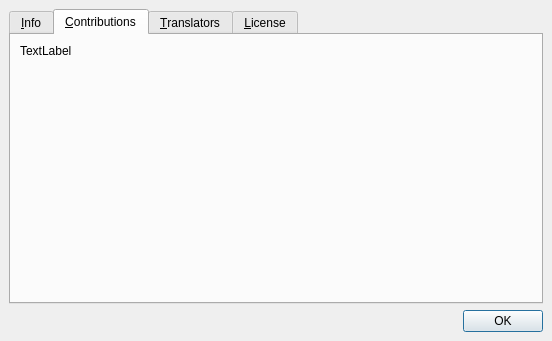
This is src/about.ui in wilbert2000/wzplayer as Qt 5 draws it before an edit. The edited form follows.
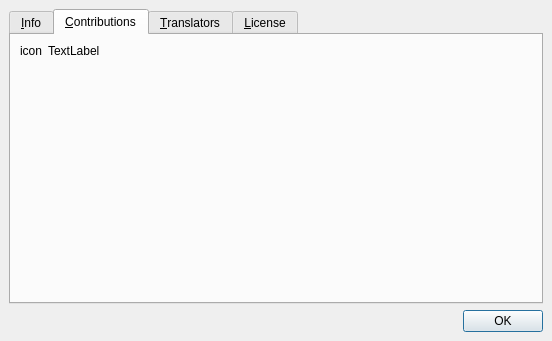
This is the edited form. The open tabs and pages were chosen to show the change.

Commit message: Improvements on the about dialog

```diff
--- a/src/about.ui
+++ b/src/about.ui
@@ -98,15 +98,53 @@
       <attribute name="title" >
        <string>&amp;Contributions</string>
       </attribute>
-      <layout class="QVBoxLayout" >
+      <layout class="QHBoxLayout" >
        <property name="margin" >
         <number>9</number>
        </property>
        <property name="spacing" >
         <number>6</number>
        </property>
+       <item>
+        <layout class="QVBoxLayout" >
+         <property name="margin" >
+          <number>0</number>
+         </property>
+         <property name="spacing" >
+          <number>6</number>
+         </property>
+         <item>
+          <widget class="QLabel" name="contrib_icon" >
+           <property name="text" >
+            <string>icon</string>
+           </property>
+          </widget>
+         </item>
+         <item>
+          <spacer>
+           <property name="orientation" >
+            <enum>Qt::Vertical</enum>
+           </property>
+           <property name="sizeHint" >
+            <size>
+             <width>20</width>
+             <height>111</height>
+            </size>
+           </property>
+          </spacer>
+         </item>
+        </layout>
+       </item>
        <item>
         <widget class="QLabel" name="contributions" >
+         <property name="sizePolicy" >
+          <sizepolicy>
+           <hsizetype>7</hsizetype>
+           <vsizetype>5</vsizetype>
+           <horstretch>0</horstretch>
+           <verstretch>0</verstretch>
+          </sizepolicy>
+         </property>
          <property name="text" >
           <string>TextLabel</string>
          </property>
```
Left out of the diff: 64 changed lines with no effect on the pictures. The commit also changes 6 other files.
